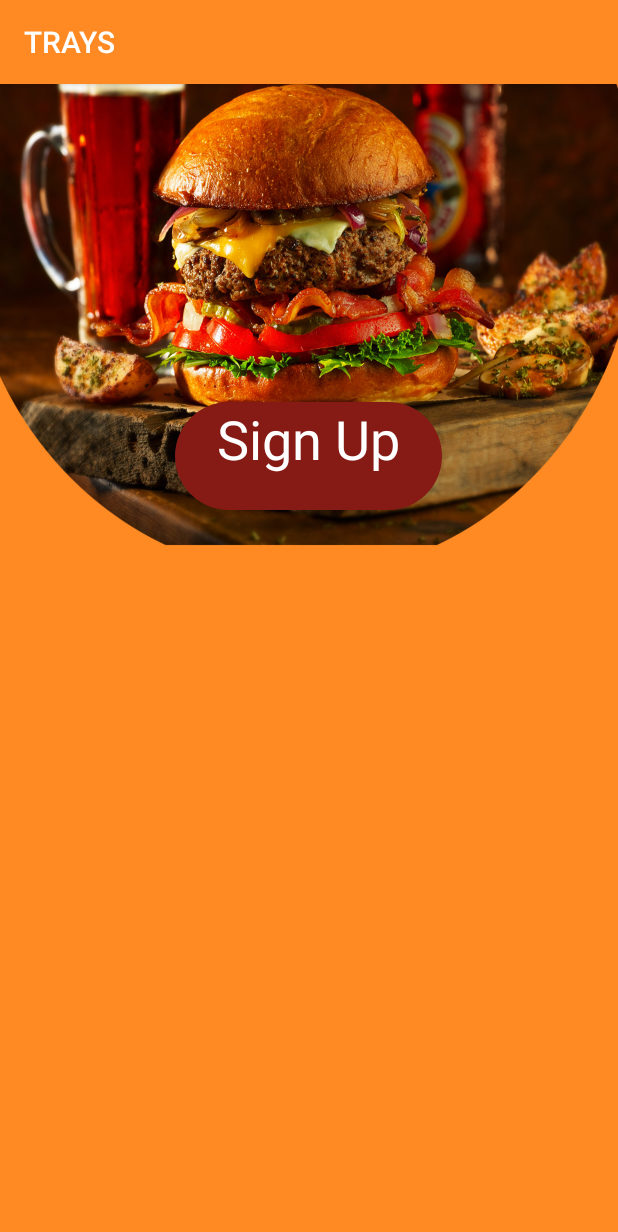
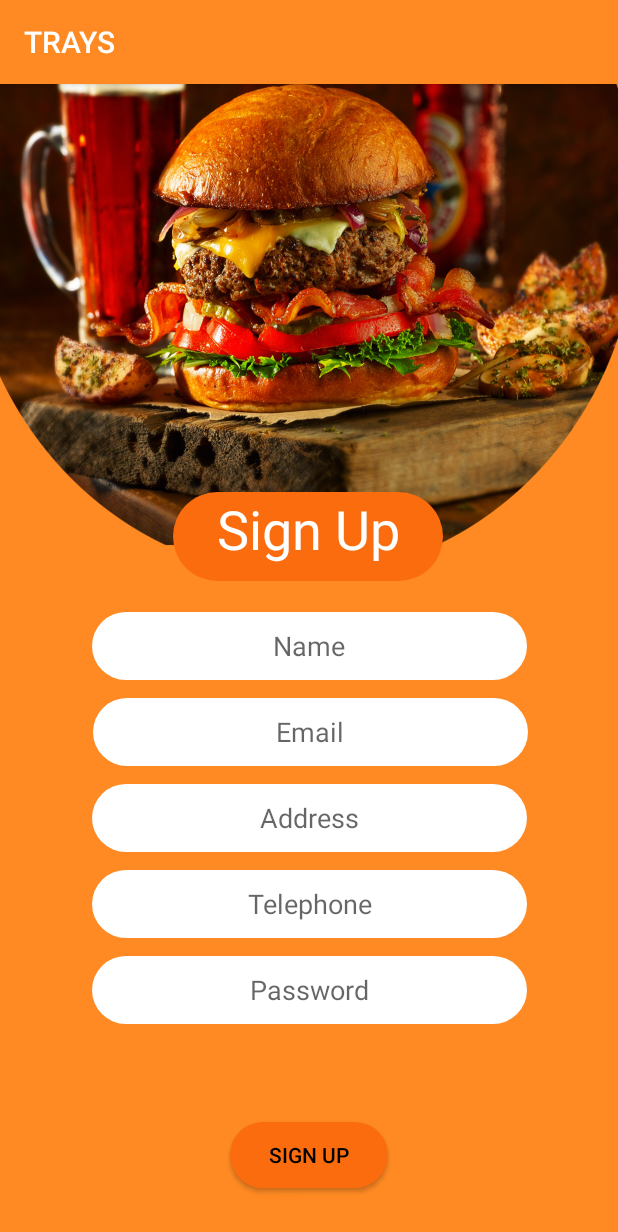
Before and after one commit to TereenPrasanga/TRAYS_FoodApp, an Android app: the screen it shows after launch (user_registration), on a phone screen of 412 x 824 dp. Shown: the top 1232 px of the screen. Run offline under Robolectric (Android 15) with nearby library versions, the light colour scheme and no system bars.

Commit message:
User Signup completed page

```diff
--- a/app/src/main/AndroidManifest.xml
+++ b/app/src/main/AndroidManifest.xml
@@ -19,6 +19,7 @@
 
                 <category android:name="android.intent.category.LAUNCHER" />
             </intent-filter>
+
         </activity>
         <activity android:name=".SignIn" />
         <activity android:name=".MainActivity">
--- a/app/src/main/res/layout/activity_user_registration.xml
+++ b/app/src/main/res/layout/activity_user_registration.xml
@@ -4,18 +4,18 @@
     xmlns:tools="http://schemas.android.com/tools"
     android:layout_width="match_parent"
     android:layout_height="match_parent"
-    tools:context=".user_registration"
-    android:background="@drawable/signup">
+    android:background="@drawable/signup"
+    tools:context=".user_registration">
 
     <TextView
         android:id="@+id/textView"
-        android:layout_width="178dp"
-        android:layout_height="72dp"
+        android:layout_width="180dp"
+        android:layout_height="59dp"
         android:layout_marginStart="8dp"
-        android:layout_marginTop="212dp"
+        android:layout_marginTop="272dp"
         android:layout_marginEnd="8dp"
         android:background="@drawable/rounded_shape"
-        android:backgroundTint="#851b14"
+        android:backgroundTint="@color/startBtn"
 
         android:text="@string/signup"
         android:textAlignment="center"
@@ -25,4 +25,103 @@
         app:layout_constraintHorizontal_bias="0.497"
         app:layout_constraintStart_toStartOf="parent"
         app:layout_constraintTop_toTopOf="parent" />
+
+    <EditText
+        android:id="@+id/editText2"
+        android:layout_width="290dp"
+        android:layout_height="45dp"
+        android:layout_marginStart="8dp"
+        android:layout_marginTop="352dp"
+        android:layout_marginEnd="8dp"
+        android:background="@drawable/rounded_shape"
+        android:ems="10"
+        android:hint="@string/customer_name"
+        android:inputType="textPersonName"
+        android:textAlignment="center"
+        app:layout_constraintEnd_toEndOf="parent"
+        app:layout_constraintStart_toStartOf="parent"
+        app:layout_constraintTop_toTopOf="parent" />
+
+    <EditText
+        android:id="@+id/editText3"
+        android:layout_width="290dp"
+        android:layout_height="45dp"
+        android:layout_marginStart="8dp"
+        android:layout_marginTop="12dp"
+        android:layout_marginEnd="8dp"
+        android:background="@drawable/rounded_shape"
+        android:ems="10"
+        android:hint="@string/customer_email"
+        android:inputType="textPersonName"
+        android:textAlignment="center"
+        app:layout_constraintEnd_toEndOf="parent"
+        app:layout_constraintHorizontal_bias="0.509"
+        app:layout_constraintStart_toStartOf="parent"
+        app:layout_constraintTop_toBottomOf="@+id/editText2" />
+
+    <EditText
+        android:id="@+id/editText4"
+        android:layout_width="290dp"
+        android:layout_height="45dp"
+        android:layout_marginStart="8dp"
+        android:layout_marginTop="12dp"
+        android:layout_marginEnd="8dp"
+        android:background="@drawable/rounded_shape"
+        android:ems="10"
+        android:hint="@string/customer_address"
+        android:inputType="textPersonName"
+        android:textAlignment="center"
+        app:layout_constraintEnd_toEndOf="parent"
+        app:layout_constraintHorizontal_bias="0.504"
+        app:layout_constraintStart_toStartOf="parent"
+        app:layout_constraintTop_toBottomOf="@+id/editText3" />
+
+    <EditText
+        android:id="@+id/editText5"
+        android:layout_width="290dp"
+        android:layout_height="45dp"
+        android:layout_marginStart="8dp"
+        android:layout_marginTop="12dp"
+        android:layout_marginEnd="8dp"
+        android:background="@drawable/rounded_shape"
+        android:ems="10"
+        android:hint="@string/customer_telephone"
+        android:inputType="textPersonName"
+        android:textAlignment="center"
+        app:layout_constraintEnd_toEndOf="parent"
+        app:layout_constraintHorizontal_bias="0.504"
+        app:layout_constraintStart_toStartOf="parent"
+        app:layout_constraintTop_toBottomOf="@+id/editText4" />
+
+    <EditText
+        android:id="@+id/editText6"
+        android:layout_width="290dp"
+        android:layout_height="45dp"
+        android:layout_marginStart="8dp"
+        android:layout_marginTop="12dp"
+        android:layout_marginEnd="8dp"
+        android:background="@drawable/rounded_shape"
+        android:ems="10"
+        android:hint="@string/customer_password"
+        android:inputType="textPassword"
+        android:textAlignment="center"
+        app:layout_constraintEnd_toEndOf="parent"
+        app:layout_constraintStart_toStartOf="parent"
+        app:layout_constraintTop_toBottomOf="@+id/editText5" />
+
+    <Button
+        android:id="@+id/button2"
+        android:layout_width="105dp"
+        android:layout_height="44dp"
+        android:layout_marginStart="8dp"
+        android:layout_marginEnd="8dp"
+        android:layout_marginBottom="32dp"
+        android:background="@drawable/rounded_btn"
+        android:backgroundTint="@color/startBtn"
+        android:text="@string/user_signupBtn"
+        android:textColor="#000000"
+        app:layout_constraintBottom_toBottomOf="parent"
+        app:layout_constraintEnd_toEndOf="parent"
+        app:layout_constraintStart_toStartOf="parent" />
+
 </android.support.constraint.ConstraintLayout>
--- a/app/src/main/res/values/strings.xml
+++ b/app/src/main/res/values/strings.xml
@@ -7,6 +7,14 @@
     <string name="login">Sign In</string>
     <string name="username">user name</string>
 
+    <string name="customer_name">Name</string>
+    <string name="customer_email">Email</string>
+    <string name="customer_address">Address</string>
+    <string name="customer_telephone">Telephone</string>
+    <string name="customer_password">Password</string>
+    <string name="user_signupBtn">Sign Up</string>
+
+
 
 
 
```
